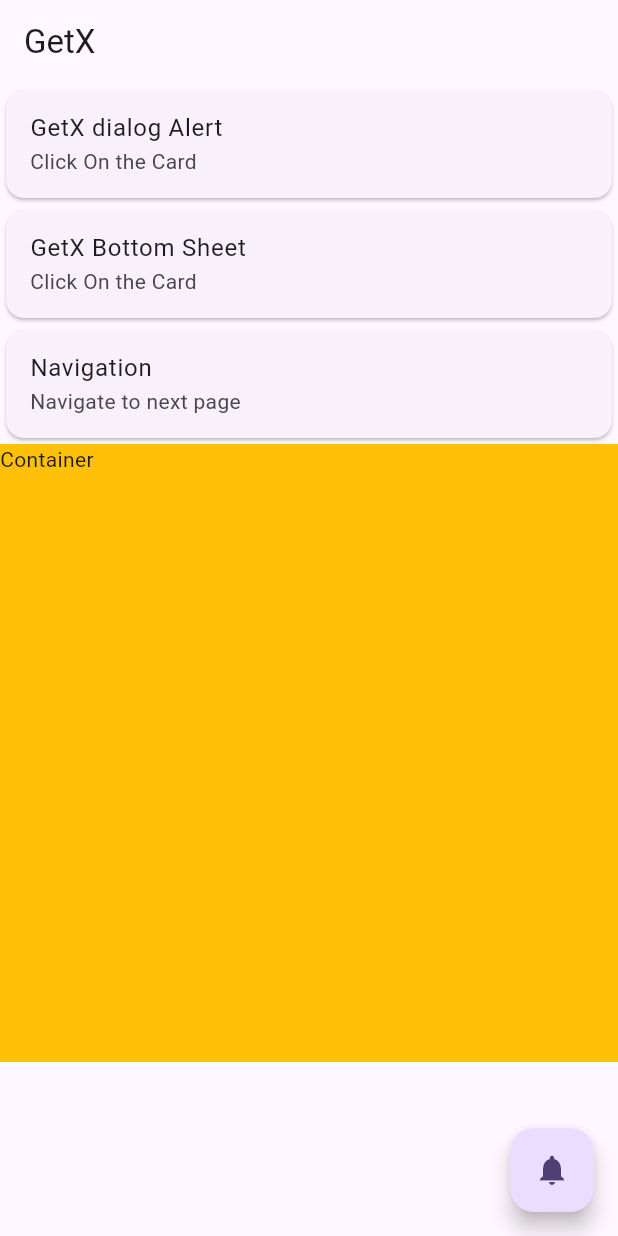
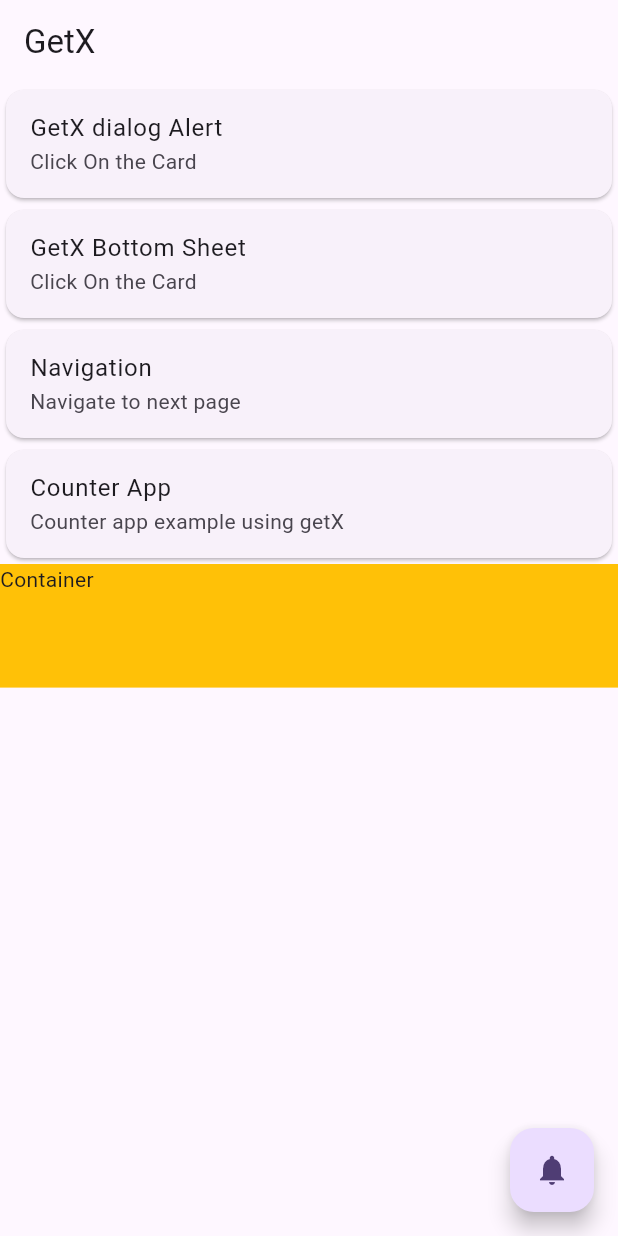
Before and after one commit to muhammadnaqeeb/GetX-Tutorial, a Flutter app: the screen it shows after launch, on a phone screen of 412 x 824 dp. Run offline on Flutter 3.47's test engine with Material 3 defaults, Android fonts, the phone set to English and light mode, and no system bars; our stand-ins replace get.

Commit message:
counter app using getx

```diff
--- a/lib/home_screen.dart
+++ b/lib/home_screen.dart
@@ -92,13 +92,22 @@ class HomeScreen extends StatelessWidget {
               },
             ),
           ),
+          Card(
+            child: ListTile(
+              title: const Text("Counter App"),
+              subtitle: const Text("Counter app example using getX"),
+              onTap: () {
+                Get.toNamed("/counter_screen");
+              },
+            ),
+          ),
           // height and width
           Container(
             color: Colors.amber,
-            height: Get.height * 0.5,
+            height: Get.height * 0.1,
             width: Get.width,
             child: const Text("Container"),
-          )
+          ),
         ],
       ),
       floatingActionButton: FloatingActionButton(
--- a/lib/main.dart
+++ b/lib/main.dart
@@ -1,6 +1,7 @@
 import 'package:flutter/material.dart';
 import 'package:get/get.dart';
 import 'package:getx_tutorial/another_screen.dart';
+import 'package:getx_tutorial/counter_screen.dart';
 import 'package:getx_tutorial/home_screen.dart';
 import 'package:getx_tutorial/languages.dart';
 
@@ -31,6 +32,7 @@ class MyApp extends StatelessWidget {
           name: "/anotherScreen",
           page: () => const AnotherScreen(),
         ),
+        GetPage(name: "/counter_screen", page: () => const CounterScreen()),
       ],
     );
   }
```
Also changed, not shown: lib/counter_screen.dart (added, +48 -0 lines), lib/getx_controllers/counter_controller_getx.dart (added, +10 -0 lines).
